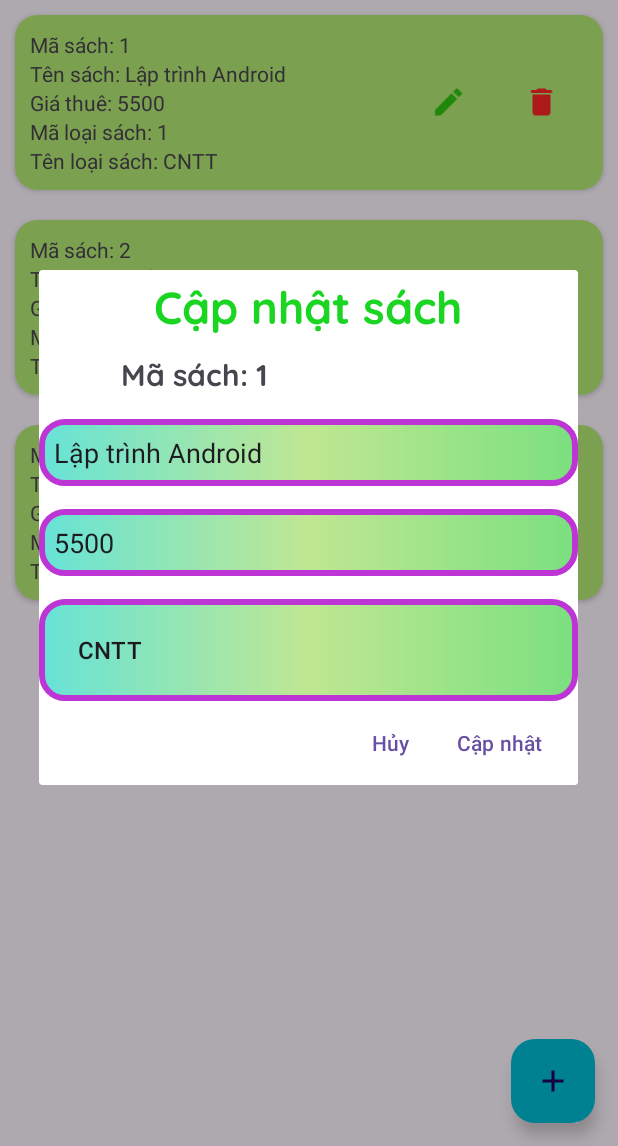
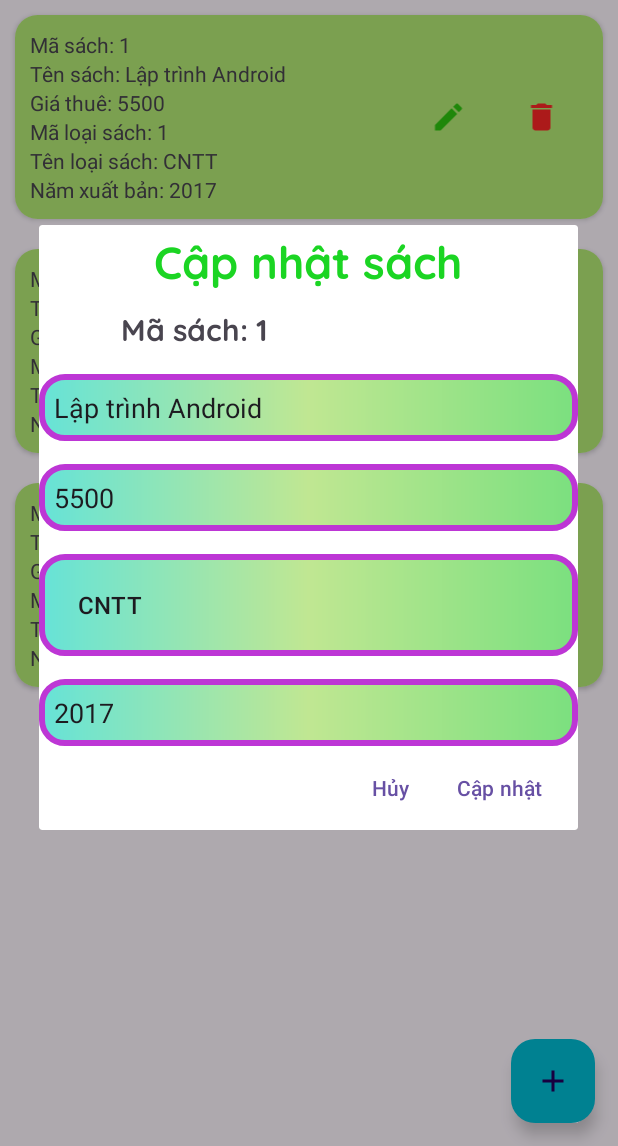
Before and after one commit to MinhQuanFMH/DuAnMau_MOB2041_MD18301, an Android app: the fragment QLSachFragment placed in its activity, after a tap on an icon or button, on a phone screen of 412 x 824 dp, the part 90-1236 px from its top. Run offline under Robolectric (Android 15) with nearby library versions, the phone set to English and light mode, and no system bars.

Commit message:
Thêm NamXb vào Sách

```diff
--- a/app/src/main/java/quanvmph44046/fpoly/duanmau_md18301/Adapters/SachAdapter.java
+++ b/app/src/main/java/quanvmph44046/fpoly/duanmau_md18301/Adapters/SachAdapter.java
@@ -52,6 +52,7 @@ public class SachAdapter extends RecyclerView.Adapter<SachAdapter.ViewHolder>{
         holder.txtTienThue.setText("Giá thuê: " + list.get(position).getGiathue());
         holder.txtMaLoaiSach.setText("Mã loại sách: " + list.get(position).getMaloai());
         holder.txtTenLoai.setText("Tên loại sách: " + list.get(position).getTenloai());
+        holder.txtNamXb.setText("Năm xuất bản: " + list.get(position).getNamxb());
 
         holder.ivEditSach.setOnClickListener(new View.OnClickListener() {
             @Override
@@ -88,7 +89,7 @@ public class SachAdapter extends RecyclerView.Adapter<SachAdapter.ViewHolder>{
     }
 
     public class ViewHolder extends RecyclerView.ViewHolder {
-        TextView txtMaSach, txtTenSach, txtTienThue, txtMaLoaiSach, txtTenLoai;
+        TextView txtMaSach, txtTenSach, txtTienThue, txtMaLoaiSach, txtTenLoai, txtNamXb;
         ImageView ivEditSach, ivDeleteSach;
 
         public ViewHolder(@NonNull View itemView) {
@@ -98,6 +99,7 @@ public class SachAdapter extends RecyclerView.Adapter<SachAdapter.ViewHolder>{
             txtTienThue = itemView.findViewById(R.id.txtTienThue);
             txtMaLoaiSach = itemView.findViewById(R.id.txtMaLoaiSach);
             txtTenLoai = itemView.findViewById(R.id.txtTenLoai);
+            txtNamXb = itemView.findViewById(R.id.txtNamXb);
             ivEditSach = itemView.findViewById(R.id.ivEditSach);
             ivDeleteSach = itemView.findViewById(R.id.ivDeleteSach);
         }
@@ -111,11 +113,13 @@ public class SachAdapter extends RecyclerView.Adapter<SachAdapter.ViewHolder>{
         TextView txtMaSachUp = view.findViewById(R.id.txtMaSachUp);
         EditText edtTenSachUp = view.findViewById(R.id.edtTenSachUp);
         EditText edtGiaThueSachUp = view.findViewById(R.id.edtGiaThueSachUp);
+        EditText edtNamXbUp = view.findViewById(R.id.edtNamXbUp);
         Spinner spnLoaiSachUp = view.findViewById(R.id.spnLoaiSachUp);
 
         txtMaSachUp.setText("Mã sách: " + sach.getMasach());
         edtTenSachUp.setText(sach.getTensach());
         edtGiaThueSachUp.setText(String.valueOf(sach.getGiathue()));
+        edtNamXbUp.setText(String.valueOf(sach.getNamxb()));
 
         SimpleAdapter simpleAdapter = new SimpleAdapter(
                 context,
@@ -141,10 +145,11 @@ public class SachAdapter extends RecyclerView.Adapter<SachAdapter.ViewHolder>{
             public void onClick(DialogInterface dialog, int which) {
                 String tensach = edtTenSachUp.getText().toString();
                 int giathue = Integer.parseInt(edtGiaThueSachUp.getText().toString());
+                int namxb = Integer.parseInt(edtNamXbUp.getText().toString());
                 HashMap<String, Object> hm = (HashMap<String, Object>) spnLoaiSachUp.getSelectedItem();
                 int maloai = (int) hm.get("maloai");
 
-                boolean check = sachDAO.capNhatSach(sach.getMasach(), tensach, giathue, maloai);
+                boolean check = sachDAO.capNhatSach(sach.getMasach(), tensach, giathue, maloai, namxb);
                 if(check == true){
                     Toast.makeText(context, "Cập nhật sách thành công", Toast.LENGTH_SHORT).show();
                     loadDaTa();
--- a/app/src/main/java/quanvmph44046/fpoly/duanmau_md18301/DAO/SachDAO.java
+++ b/app/src/main/java/quanvmph44046/fpoly/duanmau_md18301/DAO/SachDAO.java
@@ -23,7 +23,7 @@ public class SachDAO {
     public ArrayList<Sach> getDSDauSach() {
         ArrayList<Sach> list = new ArrayList<>();
         sqLiteDatabase = dbHelper.getReadableDatabase(); // Đọc database
-        Cursor cursor = sqLiteDatabase.rawQuery("SELECT sc.masach, sc.tensach, sc.giathue, sc.maloai, ls.tenloai" +
+        Cursor cursor = sqLiteDatabase.rawQuery("SELECT sc.masach, sc.tensach, sc.giathue, sc.maloai, ls.tenloai, sc.namxb" +
                 " FROM SACH sc, LOAISACH ls" +
                 " WHERE sc.maloai = ls.maloai", null);
 
@@ -34,30 +34,33 @@ public class SachDAO {
                         cursor.getString(1), // Tên sách
                         cursor.getInt(2), // Tiền thuê
                         cursor.getInt(3),// Mã loại
-                        cursor.getString(4))); // Tên loại
+                        cursor.getString(4),// Tên loại
+                        cursor.getInt(5))); // Năm xuất bản
             }while (cursor.moveToNext());
         }
         return list;
     }
 
-    public boolean themSachMoi(String tensach, int giathue, int maloai){
+    public boolean themSachMoi(String tensach, int giathue, int maloai, int namxb){
         SQLiteDatabase database = dbHelper.getWritableDatabase();
         ContentValues contentValues = new ContentValues();
         contentValues.put("tensach", tensach);
         contentValues.put("giathue", giathue);
         contentValues.put("maloai", maloai);
+        contentValues.put("namxb", namxb);
         long check = database.insert("SACH", null, contentValues);
         if(check == -1)
             return false;
         return true;
     }
 
-    public boolean capNhatSach(int masach, String tensach, int giathue, int maloai) {
+    public boolean capNhatSach(int masach, String tensach, int giathue, int maloai, int namxb) {
         SQLiteDatabase LiteDatabase = dbHelper.getWritableDatabase();
         ContentValues contentValues = new ContentValues();
         contentValues.put("tensach", tensach);
         contentValues.put("giathue", giathue);
         contentValues.put("maloai", maloai);
+        contentValues.put("namxb", namxb);
 
         long check = LiteDatabase.update("SACH", contentValues, "masach = ?",
                 new String[]{String.valueOf(masach)});
--- a/app/src/main/java/quanvmph44046/fpoly/duanmau_md18301/Databases/DbHelper.java
+++ b/app/src/main/java/quanvmph44046/fpoly/duanmau_md18301/Databases/DbHelper.java
@@ -6,7 +6,7 @@ import android.database.sqlite.SQLiteOpenHelper;
 
 public class DbHelper extends SQLiteOpenHelper {
     public static final String DB_NAME = "QUANLYTHUVIEN";
-    public static final int DB_VERSION = 1;
+    public static final int DB_VERSION = 3;
     public DbHelper(Context context) {
         super(context, DB_NAME, null, DB_VERSION);
     }
@@ -20,6 +20,7 @@ public class DbHelper extends SQLiteOpenHelper {
     String tableSach = "CREATE TABLE SACH(masach INTEGER PRIMARY KEY AUTOINCREMENT," +
             " tensach TEXT," +
             " giathue INTEGER," +
+            " namxb INTEGER," +
             " maloai INTEGER REFERENCES lOAISACH(maloai))";
     db.execSQL(tableSach);
         // Tạo bảng thủ thư
@@ -44,7 +45,7 @@ public class DbHelper extends SQLiteOpenHelper {
 
      // Data mẫu
         db.execSQL("INSERT INTO LOAISACH VALUES (1, 'CNTT'),(2,'Ẩm thực'),(3, 'Kinh tế')");
-        db.execSQL("INSERT INTO SACH VALUES (1, 'Lập trình Android', 5500, 1), (2, 'Nấu ăn ngon', 4000, 1), (3, 'Kinh tế vĩ mô', 6000, 3)");
+        db.execSQL("INSERT INTO SACH VALUES (1, 'Lập trình Android', 5500, 2017, 1), (2, 'Nấu ăn ngon', 4000, 2022, 1), (3, 'Kinh tế vĩ mô', 6000, 2023, 3)");
         db.execSQL("INSERT INTO THUTHU VALUES ('thuthu01','Vũ Minh Quân','abc123'),('thuthu02','Trần Xuân Hưng','123abc')");
         db.execSQL("INSERT INTO THANHVIEN VALUES (1,'An Đức Anh','2004'),(2,'Nguyễn Đức Vũ','2002')");
         //trả sách: 1: đã trả - 0: chưa trả
--- a/app/src/main/java/quanvmph44046/fpoly/duanmau_md18301/Fragments/QLSachFragment.java
+++ b/app/src/main/java/quanvmph44046/fpoly/duanmau_md18301/Fragments/QLSachFragment.java
@@ -70,6 +70,7 @@ public class QLSachFragment extends Fragment {
 
         EditText edtTenSach = view.findViewById(R.id.edtTenSach);
         EditText edtGiaThueSach = view.findViewById(R.id.edtGiaThueSach);
+        EditText edtNamXb = view.findViewById(R.id.edtNamXb);
         Spinner spnLoaiSach = view.findViewById(R.id.spnLoaiSach);
 
         SimpleAdapter simpleAdapter = new SimpleAdapter(
@@ -86,10 +87,11 @@ public class QLSachFragment extends Fragment {
             public void onClick(DialogInterface dialog, int which) {
                 String tensach = edtTenSach.getText().toString();
                 int giathue = Integer.parseInt(edtGiaThueSach.getText().toString());
+                int namxb = Integer.parseInt(edtNamXb.getText().toString());
                 HashMap<String, Object> hm = (HashMap<String, Object>) spnLoaiSach.getSelectedItem();
                 int maloai = (int) hm.get("maloai");
 
-                boolean check = sachDAO.themSachMoi(tensach, giathue, maloai);
+                boolean check = sachDAO.themSachMoi(tensach, giathue, maloai, namxb);
                 if(check == true){
                     Toast.makeText(getContext(), "Thêm sách mới thành công", Toast.LENGTH_SHORT).show();
                     loadDaTa();
--- a/app/src/main/java/quanvmph44046/fpoly/duanmau_md18301/Model/Sach.java
+++ b/app/src/main/java/quanvmph44046/fpoly/duanmau_md18301/Model/Sach.java
@@ -8,15 +8,18 @@ public class Sach {
     private int soluongdamuon;
     private String tenloai;
 
+    private int namxb;
+
 
     public Sach() {
     }
 
-    public Sach(int masach, String tensach, int giathue, int maloai) {
+    public Sach(int masach, String tensach, int giathue, int maloai, int namxb) {
         this.masach = masach;
         this.tensach = tensach;
         this.giathue = giathue;
         this.maloai = maloai;
+        this.namxb = namxb;
     }
 
     public Sach(int masach, String tensach, int soluongdamuon) {
@@ -31,6 +34,23 @@ public class Sach {
         this.giathue = giathue;
         this.maloai = maloai;
         this.tenloai = tenloai;
+    }
+
+    public Sach(int masach, String tensach, int giathue, int maloai, String tenloai, int namxb) {
+        this.masach = masach;
+        this.tensach = tensach;
+        this.giathue = giathue;
+        this.maloai = maloai;
+        this.tenloai = tenloai;
+        this.namxb = namxb;
+    }
+
+    public int getNamxb() {
+        return namxb;
+    }
+
+    public void setNamxb(int namxb) {
+        this.namxb = namxb;
     }
 
     public String getTenloai() {
--- a/app/src/main/java/quanvmph44046/fpoly/duanmau_md18301/Model/ThanhVien.java
+++ b/app/src/main/java/quanvmph44046/fpoly/duanmau_md18301/Model/ThanhVien.java
@@ -13,6 +13,7 @@ public class ThanhVien {
         this.hoten = hoten;
         this.namsinh = namsinh;
     }
+
 
     public int getMatv() {
         return matv;
--- a/app/src/main/res/layout/dialog_suasach.xml
+++ b/app/src/main/res/layout/dialog_suasach.xml
@@ -38,6 +38,7 @@
         android:layout_marginTop="15dp"
         android:hint="Nhập giá thuê"
         android:background="@drawable/custom_edtdialogthemsach"/>
+
     <Spinner
         android:id="@+id/spnLoaiSachUp"
         android:layout_width="match_parent"
@@ -45,5 +46,13 @@
         android:layout_marginTop="15dp"
         android:background="@drawable/custom_edtdialogthemsach"/>
 
+    <EditText
+        android:id="@+id/edtNamXbUp"
+        android:layout_width="match_parent"
+        android:layout_height="wrap_content"
+        android:layout_marginTop="15dp"
+        android:hint="Nhập năm xuất bản"
+        android:background="@drawable/custom_edtdialogthemsach"/>
+
 
 </LinearLayout>
--- a/app/src/main/res/layout/item_sach.xml
+++ b/app/src/main/res/layout/item_sach.xml
@@ -37,6 +37,10 @@
                 android:id="@+id/txtTenLoai"
                 android:layout_width="match_parent"
                 android:layout_height="wrap_content"/>
+            <TextView
+                android:id="@+id/txtNamXb"
+                android:layout_width="match_parent"
+                android:layout_height="wrap_content"/>
         </LinearLayout>
 
         <ImageView
```
Also changed, not shown: app/src/main/res/layout/dialog_themsach.xml (+7 -0 lines).
